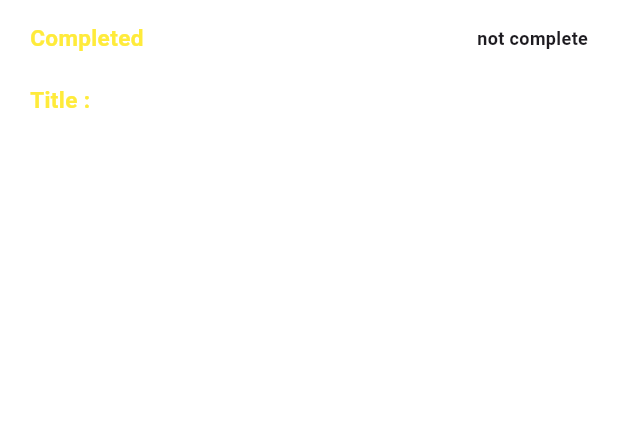
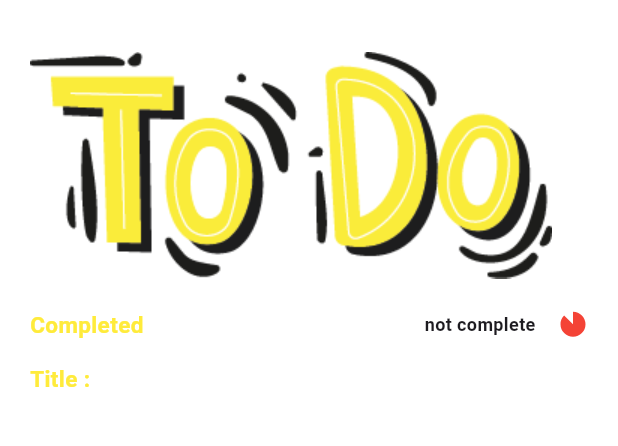
Before and after one commit to EliasAlzught/ToDo, a Flutter app: the ToDoDetails screen opened directly with empty values, on a phone screen of 412 x 824 dp, the part 62-508 px from its top. Run offline on Flutter 3.47's test engine with Material 3 defaults, Android fonts, the phone set to English and light mode, and no system bars; our stand-ins replace bloc, dio, flutter_bloc, flutter_svg, get_it; network calls fail.

```diff
--- a/lib/layout/todo_details.dart
+++ b/lib/layout/todo_details.dart
@@ -1,4 +1,5 @@
 import 'package:flutter/material.dart';
+import 'package:flutter_svg/flutter_svg.dart';
 import 'package:todo_task/style/text_style.dart';
 
 import '../model/todo_response.dart';
@@ -31,11 +32,17 @@ class ToDoDetails extends StatelessWidget {
         child: SingleChildScrollView(
           child:
               Column(crossAxisAlignment: CrossAxisAlignment.start, children: [
-            buildRowInfo("Completed",
-                todo.completed == true ? "not complete" : "not complete"),
             const SizedBox(
               height: 20,
             ),
+            Image.asset('assets/png/todo_image.png'),
+            const SizedBox(
+              height: 20,
+            ),
+            buildRowInfo("Completed", todo.completed ?? false),
+                const SizedBox(
+                  height: 15,
+                ),
             Text(
               "Title :",
               style: AppTestStyle.titleTextStyle,
@@ -53,12 +60,29 @@ class ToDoDetails extends StatelessWidget {
     );
   }
 
-  Widget buildRowInfo(String title, String content) {
+  Widget buildRowInfo(String title, bool complete) {
     return Row(
-      mainAxisAlignment: MainAxisAlignment.spaceBetween,
       children: [
         Text(title, style: AppTestStyle.titleTextStyle),
-        Text(content, style: AppTestStyle.contentTextStyle),
+        const Spacer(),
+        Text(complete == true ? "not complete" : "not complete",
+            style: AppTestStyle.contentTextStyle),
+        const SizedBox(
+          width: 15,
+        ),
+        complete == true
+            ? SvgPicture.asset(
+                "assets/svg/complete.svg",
+                color: Colors.green,
+                width: 20,
+                height: 20,
+              )
+            : SvgPicture.asset(
+                "assets/svg/un_complete.svg",
+                color: Colors.red,
+                width: 20,
+                height: 20,
+              )
       ],
     );
   }
--- a/lib/main.dart
+++ b/lib/main.dart
@@ -117,6 +117,7 @@ import 'package:flutter/services.dart';
 import 'package:flutter_bloc/flutter_bloc.dart';
 import 'package:get_it/get_it.dart';
 
+
 import 'package:todo_task/resource/repository/todo_repo.dart';
 
 import 'bloc/todo_cubit.dart';
--- a/lib/style/text_style.dart
+++ b/lib/style/text_style.dart
@@ -10,5 +10,6 @@ class AppTestStyle {
   static TextStyle titleSmallTextStyle =
       const TextStyle(fontSize: 14, letterSpacing: 0.5);
   static TextStyle contentTextStyle=const TextStyle(fontSize: 12, fontWeight: FontWeight.w600);
-
+  static TextStyle completeTextStyle=const TextStyle(fontSize: 10, fontWeight: FontWeight.w600,color: Colors.green);
+  static TextStyle unCompleteTextStyle=const TextStyle(fontSize: 10, fontWeight: FontWeight.w600,color: Colors.red);
 }
```
Also changed, not shown: lib/bloc/todo_cubit.dart (+26 -0 lines), lib/bloc/todo_state.dart (+22 -0 lines), lib/layout/search_page.dart (added, +166 -0 lines), lib/layout/todo_layout.dart (+13 -1 lines), lib/widget/todo_card.dart (+6 -2 lines), pubspec.yaml (+4 -3 lines), assets/png/todo_image.png (added), assets/svg/complete.svg (added), assets/svg/un_complete.svg (added), pubspec.lock.
